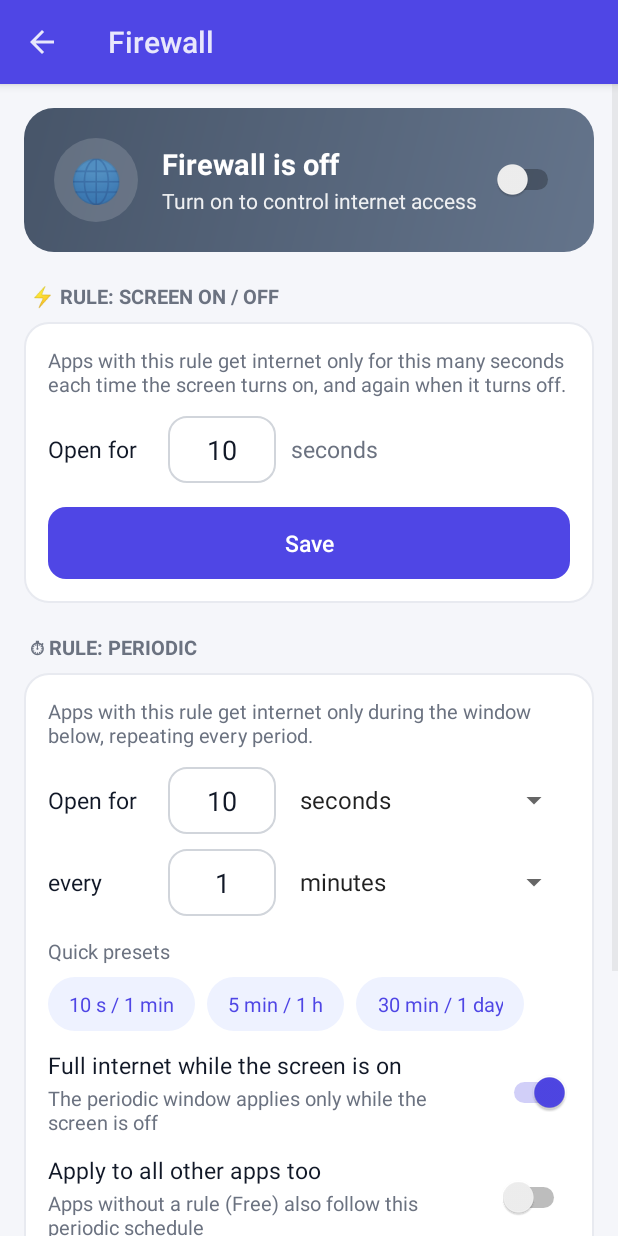
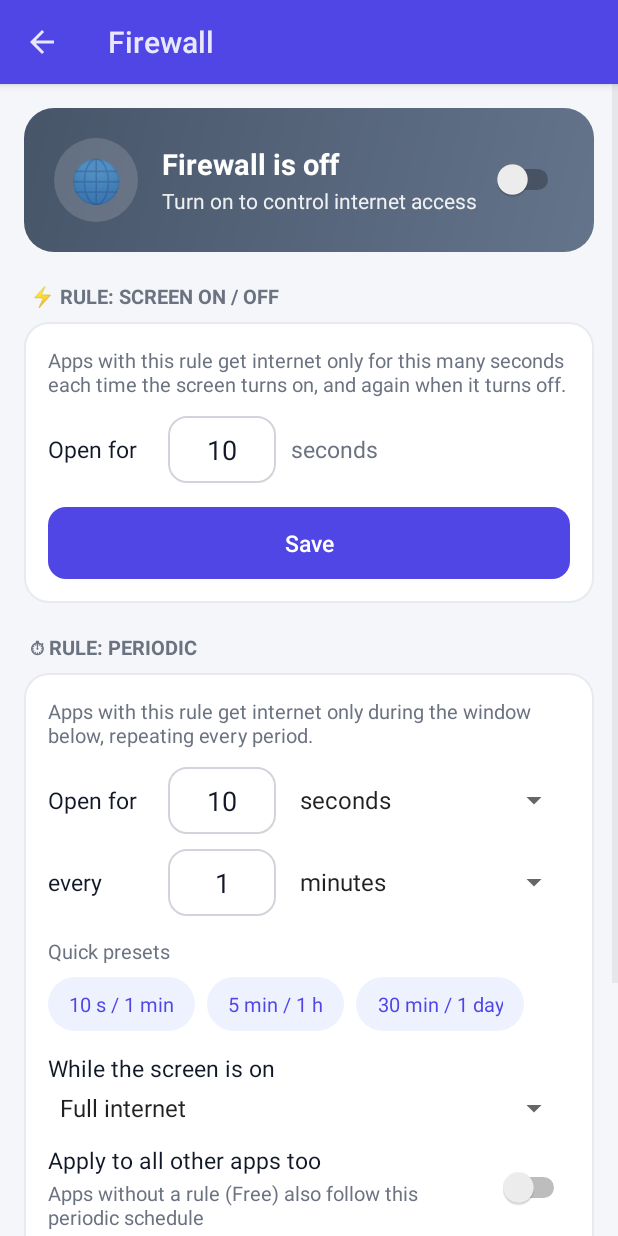
Before and after one commit to hoomanshirkani/social-blocker-android, an Android app: the FirewallActivity screen opened directly, with no data from a screen before it, on a phone screen of 412 x 824 dp. Run offline under Robolectric (Android 15) with nearby library versions, the phone set to English and light mode, and no system bars.

Commit message:
Periodic rule: 'only while the app is open' mode with grace time
- While the screen is on, the ⏱ rule can now be: same periodic window,
  full internet, or only while the app is in the foreground
- After leaving the app it keeps internet for a chosen grace time
  (0 s, 10 s, 30 s, 1, 2, 5 or 10 min) for switching apps / copy-paste
- Accessibility service reports the foreground app to the VPN service
- Works with 'apply to all other apps' too; status card shows the mode

Co-Authored-By: Claude Opus 5.5 <noreply@anthropic.com>
Claude-Session: https://claude.ai/code/session_01KUkYSNjqSGJz4bVweEFQKF

```diff
--- a/app/src/main/java/com/hooman/socialblocker/BlockerService.java
+++ b/app/src/main/java/com/hooman/socialblocker/BlockerService.java
@@ -119,6 +119,7 @@ public class BlockerService extends AccessibilityService {
         if (event == null || event.getPackageName() == null) return;
         boolean windowChanged = event.getEventType() == AccessibilityEvent.TYPE_WINDOW_STATE_CHANGED;
         String pkg = event.getPackageName().toString();
+        if (windowChanged && !ignored.contains(pkg)) FirewallVpnService.foregroundChanged(pkg);
         if (EyeCare.isBreakLocked()) {
             enforceBreak(pkg, event.getClassName(), windowChanged);
             return;
--- a/app/src/main/java/com/hooman/socialblocker/FirewallActivity.java
+++ b/app/src/main/java/com/hooman/socialblocker/FirewallActivity.java
@@ -39,7 +39,9 @@ public class FirewallActivity extends Activity {
 
     private View card;
     private TextView icon, title, sub, appsHeader;
-    private Switch fwSwitch, schedSwitch, screenOffSwitch;
+    private Switch fwSwitch, schedSwitch;
+    private Spinner screenOnMode, graceSpin;
+    private View graceRow;
     private EditText onVal, everyVal, burstSec;
     private Spinner onUnit, everyUnit;
     private ListView list;
@@ -72,7 +74,9 @@ public class FirewallActivity extends Activity {
         sub = h.findViewById(R.id.fwSub);
         fwSwitch = h.findViewById(R.id.fwSwitch);
         schedSwitch = h.findViewById(R.id.schedSwitch);
-        screenOffSwitch = h.findViewById(R.id.screenOffSwitch);
+        screenOnMode = h.findViewById(R.id.screenOnMode);
+        graceSpin = h.findViewById(R.id.graceSpin);
+        graceRow = h.findViewById(R.id.graceRow);
         onVal = h.findViewById(R.id.onVal);
         everyVal = h.findViewById(R.id.everyVal);
         onUnit = h.findViewById(R.id.onUnit);
@@ -90,7 +94,23 @@ public class FirewallActivity extends Activity {
         // مقادیر ذخیره‌شده
         burstSec.setText(String.valueOf(Prefs.getBurstSec(this)));
         schedSwitch.setChecked(Prefs.isSchedEnabled(this));
-        screenOffSwitch.setChecked(Prefs.isSchedScreenOffOnly(this));
+        ArrayAdapter<CharSequence> modes = ArrayAdapter.createFromResource(
+                this, R.array.screen_on_modes, android.R.layout.simple_spinner_item);
+        modes.setDropDownViewResource(android.R.layout.simple_spinner_dropdown_item);
+        screenOnMode.setAdapter(modes);
+        ArrayAdapter<CharSequence> graces = ArrayAdapter.createFromResource(
+                this, R.array.grace_options, android.R.layout.simple_spinner_item);
+        graces.setDropDownViewResource(android.R.layout.simple_spinner_dropdown_item);
+        graceSpin.setAdapter(graces);
+        screenOnMode.setSelection(Prefs.getScreenOnMode(this));
+        graceSpin.setSelection(graceIndex(Prefs.getGraceSec(this)));
+        graceRow.setVisibility(Prefs.getScreenOnMode(this) == Prefs.SCREEN_ON_IN_USE ? View.VISIBLE : View.GONE);
+        screenOnMode.setOnItemSelectedListener(new android.widget.AdapterView.OnItemSelectedListener() {
+            public void onItemSelected(android.widget.AdapterView<?> a, View v, int pos, long id) {
+                graceRow.setVisibility(pos == Prefs.SCREEN_ON_IN_USE ? View.VISIBLE : View.GONE);
+            }
+            public void onNothingSelected(android.widget.AdapterView<?> a) {}
+        });
         setScheduleFields(Prefs.getSchedOnVal(this), Prefs.getSchedOnUnit(this),
                 Prefs.getSchedEveryVal(this), Prefs.getSchedEveryUnit(this));
 
@@ -197,14 +217,15 @@ public class FirewallActivity extends Activity {
         long onMs = on * Prefs.UNIT_MS[onU];
         long periodMs = every * Prefs.UNIT_MS[evU];
         boolean all = schedSwitch.isChecked();
-        boolean screenOffOnly = screenOffSwitch.isChecked();
+        int mode = Math.max(0, screenOnMode.getSelectedItemPosition());
+        int graceSec = Prefs.GRACE_OPTIONS[Math.max(0, graceSpin.getSelectedItemPosition())];
 
         if (on <= 0 || every <= 0 || onMs < 5000 || periodMs - onMs < 5000) {
             toast(R.string.fw_invalid);
             return;
         }
         Runnable save = () -> {
-            Prefs.setSchedule(this, all, on, onU, every, evU, screenOffOnly);
+            Prefs.setSchedule(this, all, on, onU, every, evU, mode, graceSec);
             FirewallVpnService.refresh(this);
             toast(Prefs.isFwEnabled(this) ? R.string.fw_sched_saved : R.string.fw_need_fw);
             refreshStatus();
@@ -266,7 +287,7 @@ public class FirewallActivity extends Activity {
             return;
         }
         long now = System.currentTimeMillis();
-        if (FirewallVpnService.allBlocked) {
+        if (FirewallVpnService.allBlocked && !FirewallVpnService.periodicInUse) {
             show(R.drawable.bg_status_danger, "🚫", R.string.fw_closed_title,
                     getString(R.string.fw_closed_sub, MainActivity.fmt(FirewallVpnService.nextChangeAt - now)));
             return;
@@ -283,6 +304,9 @@ public class FirewallActivity extends Activity {
             String who = periodicAll ? getString(R.string.fw_st_all) : String.valueOf(nPeriodic);
             if (FirewallVpnService.scheduleWaiting) {
                 line(sb, getString(R.string.fw_st_periodic_screen, who));
+            } else if (FirewallVpnService.periodicInUse) {
+                line(sb, getString(R.string.fw_st_periodic_inuse, who,
+                        getResources().getStringArray(R.array.grace_options)[graceIndex(Prefs.getGraceSec(this))]));
             } else {
                 String left = MainActivity.fmt(FirewallVpnService.periodicNextChange - now);
                 line(sb, getString(FirewallVpnService.periodicOpen
@@ -305,6 +329,11 @@ public class FirewallActivity extends Activity {
         sub.setText(s);
     }
 
+    private static int graceIndex(int sec) {
+        for (int i = 0; i < Prefs.GRACE_OPTIONS.length; i++) if (Prefs.GRACE_OPTIONS[i] == sec) return i;
+        return 2;
+    }
+
     private static int parse(EditText e) {
         try {
             return Integer.parseInt(e.getText().toString().trim());
--- a/app/src/main/java/com/hooman/socialblocker/Prefs.java
+++ b/app/src/main/java/com/hooman/socialblocker/Prefs.java
@@ -182,12 +182,26 @@ public final class Prefs {
     /** زمان‌بندی فقط وقتی صفحه خاموش است اعمال شود (پیش‌فرض: بله) */
     static boolean isSchedScreenOffOnly(Context c) { return sp(c).getBoolean("sched_screen_off_only", true); }
 
+    /** رفتار قانون ⏱ وقتی صفحه روشن است */
+    static final int SCREEN_ON_PERIODIC = 0, SCREEN_ON_FULL = 1, SCREEN_ON_IN_USE = 2;
+    /** گزینه‌های «بعد از بیرون آمدن از اپ، تا چند ثانیه هنوز اینترنت داشته باشد» */
+    static final int[] GRACE_OPTIONS = {0, 10, 30, 60, 120, 300, 600};
+
+    static int getScreenOnMode(Context c) {
+        if (sp(c).contains("sched_screen_on_mode")) return sp(c).getInt("sched_screen_on_mode", SCREEN_ON_FULL);
+        return isSchedScreenOffOnly(c) ? SCREEN_ON_FULL : SCREEN_ON_PERIODIC; // سازگاری با نسخه قبل
+    }
+
+    static int getGraceSec(Context c) { return sp(c).getInt("fw_grace_sec", 30); }
+
     /** ذخیره برنامه؛ شروع بازه‌ها از همین لحظه حساب می‌شود. */
     static void setSchedule(Context c, boolean enabled, int onVal, int onUnit, int everyVal, int everyUnit,
-                            boolean screenOffOnly) {
+                            int screenOnMode, int graceSec) {
         sp(c).edit()
                 .putBoolean("sched_enabled", enabled)
-                .putBoolean("sched_screen_off_only", screenOffOnly)
+                .putBoolean("sched_screen_off_only", screenOnMode != SCREEN_ON_PERIODIC)
+                .putInt("sched_screen_on_mode", screenOnMode)
+                .putInt("fw_grace_sec", graceSec)
                 .putInt("sched_on_val", onVal)
                 .putInt("sched_on_unit", onUnit)
                 .putInt("sched_every_val", everyVal)
--- a/app/src/main/res/layout/firewall_header.xml
+++ b/app/src/main/res/layout/firewall_header.xml
@@ -232,40 +232,47 @@
             </LinearLayout>
         </HorizontalScrollView>
 
-            <LinearLayout
+            <TextView
                 android:layout_width="match_parent"
                 android:layout_height="wrap_content"
-                android:layout_marginTop="12dp"
-                android:gravity="center_vertical"
-                android:orientation="horizontal">
+                android:layout_marginTop="14dp"
+                android:text="@string/fw_screen_on_label"
+                android:textColor="@color/text"
+                android:textSize="15sp" />
+
+            <Spinner
+                android:id="@+id/screenOnMode"
+                android:layout_width="match_parent"
+                android:layout_height="wrap_content"
+                android:layout_marginTop="4dp" />
 
             <LinearLayout
-                    android:layout_width="0dp"
+                android:id="@+id/graceRow"
+                android:layout_width="match_parent"
                 android:layout_height="wrap_content"
-                    android:layout_weight="1"
                 android:orientation="vertical">
 
                 <TextView
                     android:layout_width="match_parent"
                     android:layout_height="wrap_content"
-                        android:text="@string/fw_screen_off_title"
+                    android:layout_marginTop="10dp"
+                    android:text="@string/fw_grace_label"
                     android:textColor="@color/text"
                     android:textSize="15sp" />
+
+                <Spinner
+                    android:id="@+id/graceSpin"
+                    android:layout_width="match_parent"
+                    android:layout_height="wrap_content"
+                    android:layout_marginTop="4dp" />
 
                 <TextView
                     android:layout_width="match_parent"
                     android:layout_height="wrap_content"
                     android:layout_marginTop="2dp"
-                        android:text="@string/fw_screen_off_sub"
+                    android:text="@string/fw_grace_sub"
                     android:textColor="@color/text_muted"
                     android:textSize="13sp" />
-                </LinearLayout>
-
-                <Switch
-                    android:id="@+id/screenOffSwitch"
-                    android:layout_width="wrap_content"
-                    android:layout_height="wrap_content"
-                    android:layout_marginStart="12dp" />
             </LinearLayout>
             <LinearLayout
                 android:layout_width="match_parent"
--- a/app/src/main/res/values/strings.xml
+++ b/app/src/main/res/values/strings.xml
@@ -217,7 +217,7 @@
     <string name="rule_burst">⚡ Screen on/off</string>
     <string name="rule_always">🚫 Always blocked</string>
     <string name="rule_free_desc">Normal internet access</string>
-    <string name="rule_periodic_desc">Opens for a short window every period (and fully while the screen is on, if enabled)</string>
+    <string name="rule_periodic_desc">Screen off: short window every period. Screen on: full, or only while you use the app (your choice)</string>
     <string name="rule_burst_desc">Internet only for a few seconds each time the screen turns on or off</string>
     <string name="rule_always_desc">No internet at all</string>
     <string name="fw_burst_header">⚡ RULE: SCREEN ON / OFF</string>
@@ -239,4 +239,22 @@
     <string name="chip_fw_all">🚫 All → always blocked</string>
     <string name="chip_fw_none">✕ All → free</string>
     <string name="launcher_name" translatable="false">Social Blocker+</string>
+    <string name="fw_screen_on_label">While the screen is on</string>
+    <string name="fw_grace_label">After leaving the app, keep internet for</string>
+    <string name="fw_grace_sub">So you can switch between apps or copy and paste. Then it is cut until you open the app again.</string>
+    <string name="fw_st_periodic_inuse">⏱ %1$s open only while in use (+%2$s after leaving)</string>
+    <string-array name="screen_on_modes">
+        <item>Same periodic window</item>
+        <item>Full internet</item>
+        <item>Only while the app is open</item>
+    </string-array>
+    <string-array name="grace_options">
+        <item>No extra time</item>
+        <item>10 seconds</item>
+        <item>30 seconds</item>
+        <item>1 minute</item>
+        <item>2 minutes</item>
+        <item>5 minutes</item>
+        <item>10 minutes</item>
+    </string-array>
 </resources>
```
Also changed, not shown: app/src/main/java/com/hooman/socialblocker/FirewallVpnService.java (+60 -5 lines), 2 other files. Lines whose indentation alone changed are shown as unchanged.
